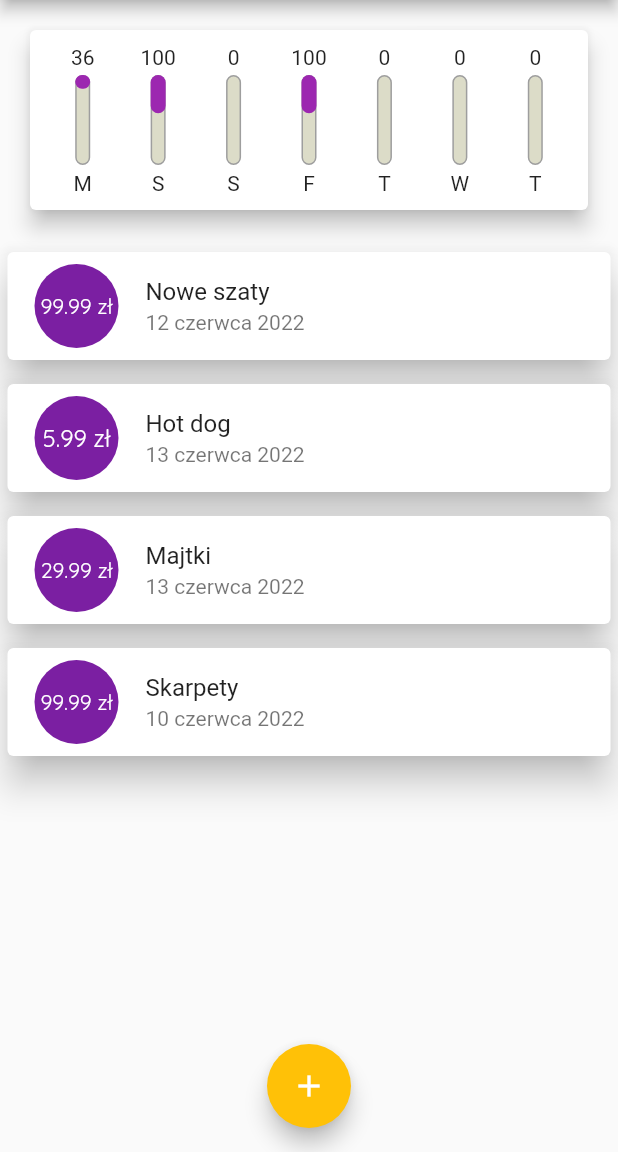
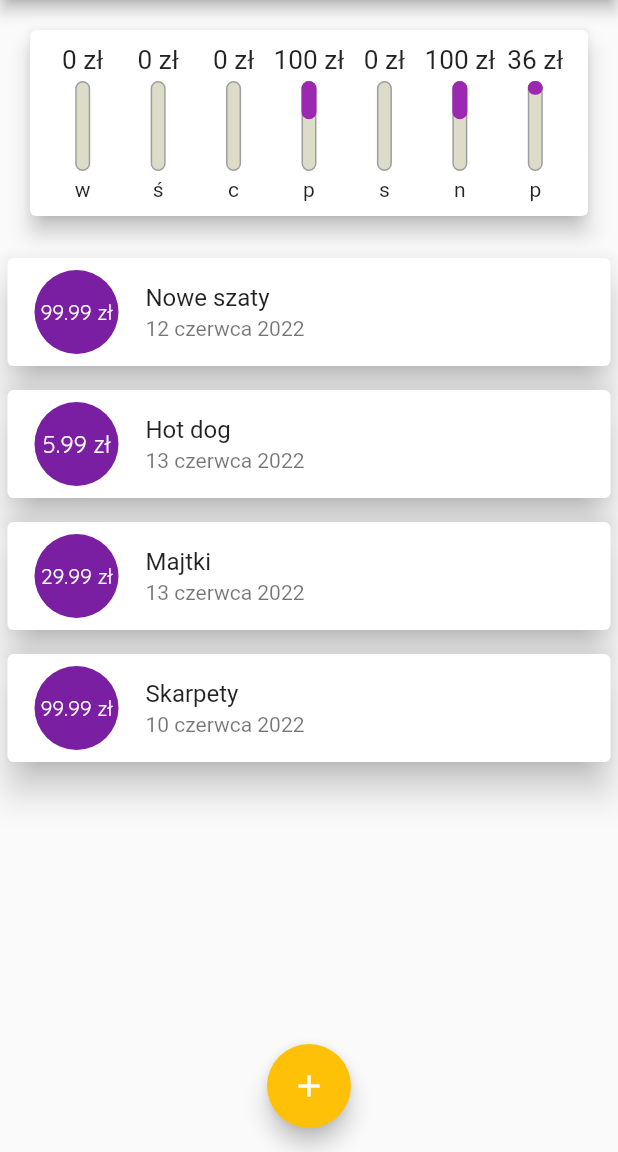
Before and after one commit to javascratches/flutter-expenses, a Flutter app: the screen it shows after launch, on a phone screen of 412 x 824 dp, the part 84-1236 px from its top. Run offline on Flutter 3.47's test engine with Material 2 defaults, Android fonts, the phone set to English and light mode, and no system bars.

Commit message:
Usprawnienia wykresu

```diff
--- a/lib/widgets/chart.dart
+++ b/lib/widgets/chart.dart
@@ -23,8 +23,8 @@ class Chart extends StatelessWidget {
 
       print('$weekDay $totalSum');
 
-      return {'day': DateFormat.E().format(weekDay).substring(0, 1), 'amount': totalSum};
-    });
+      return {'day': DateFormat.E('pl_PL').format(weekDay).substring(0, 1), 'amount': totalSum};
+    }).reversed.toList();
   }
 
   double get totalSpending {
--- a/lib/widgets/chart_bar.dart
+++ b/lib/widgets/chart_bar.dart
@@ -11,8 +11,11 @@ class ChartBar extends StatelessWidget {
   Widget build(BuildContext context) {
     return Column(
       children: [
-        FittedBox(
-          child: Text('${spendingAmount.toStringAsFixed(0)}'),
+        Container(
+          height: 20,
+          child: FittedBox(
+            child: Text('${spendingAmount.toStringAsFixed(0)} zł'),
+          ),
         ),
         SizedBox(height: 4),
         Container(
```
